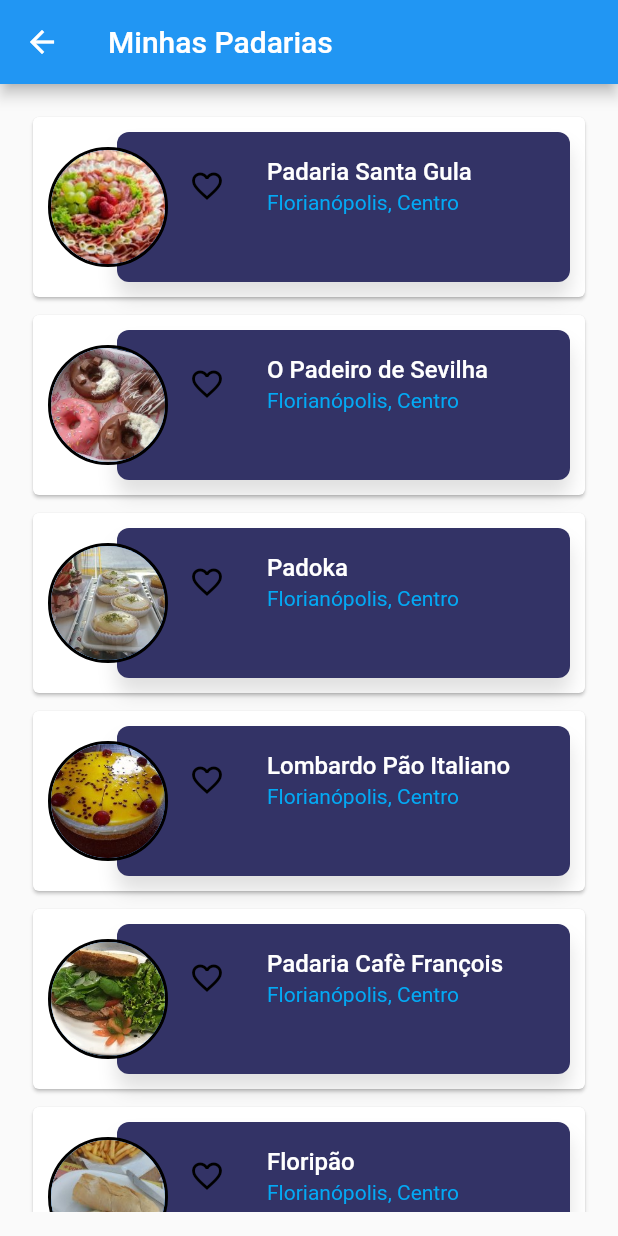
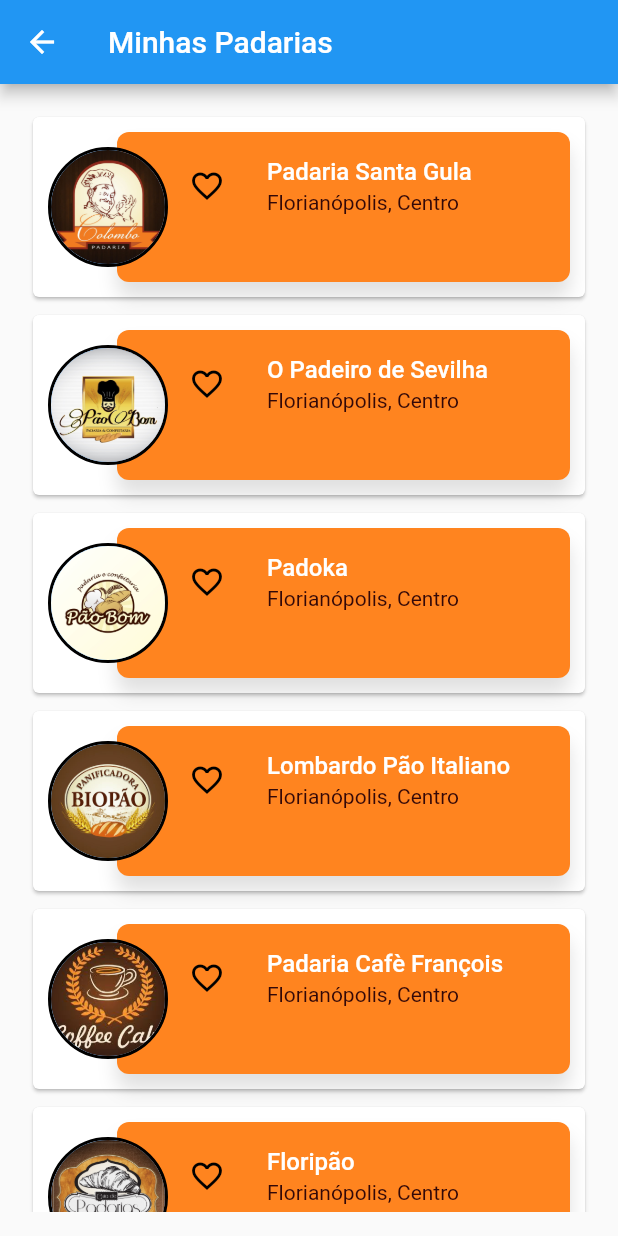
Before and after one commit to piabao/i_love_pao, a Flutter app: the backerList screen opened by its route, on a phone screen of 412 x 824 dp. Run offline on Flutter 3.47's test engine with Material 2 defaults, Android fonts, the phone set to English and light mode, and no system bars.

Commit message:
More changes ...

```diff
--- a/lib/database/backerListMock.dart
+++ b/lib/database/backerListMock.dart
@@ -11,22 +11,22 @@
     addr.city = 'Florianópolis';
     addr.district = 'Centro';
 
-    Backer bk1 = new Backer('Padaria Santa Gula', 'images/backer_0001.jpg', addr);
+    Backer bk1 = new Backer('Padaria Santa Gula', 'images/backer_0001.jpg', 'images/fundo_0001.jpg', addr);
     _list.add(bk1);
 
-    Backer bk2 = new Backer('O Padeiro de Sevilha', 'images/backer_0004.jpg', addr);
+    Backer bk2 = new Backer('O Padeiro de Sevilha', 'images/backer_0004.jpg', 'images/fundo_0004.jpg',addr);
     _list.add(bk2);
 
-    Backer bk3 = new Backer('Padoka', 'images/backer_0005.jpg', addr);
+    Backer bk3 = new Backer('Padoka', 'images/backer_0005.jpg', 'images/fundo_0005.png', addr);
     _list.add(bk3);
 
-    Backer bk4 = new Backer('Lombardo Pão Italiano', 'images/backer_0003.jpg', addr);
+    Backer bk4 = new Backer('Lombardo Pão Italiano', 'images/backer_0003.jpg', 'images/fundo_0003.jpg',addr);
     _list.add(bk4);
 
-    Backer bk5 = new Backer('Padaria Cafè François', 'images/backer_0002.jpg', addr);
+    Backer bk5 = new Backer('Padaria Cafè François', 'images/backer_0002.jpg', 'images/fundo_0002.jpg',addr);
     _list.add(bk5);
 
-    Backer bk6 = new Backer('Floripão', 'images/backer_0006.jpg', addr);
+    Backer bk6 = new Backer('Floripão', 'images/backer_0006.jpg', 'images/fundo_0006.jpg',addr);
     _list.add(bk6);
 
     return _list;
--- a/lib/model/backer.dart
+++ b/lib/model/backer.dart
@@ -5,11 +5,19 @@
   String _icon;
   Address _address;
   bool _favorite = false;
+  String _detailImage;
 
-  Backer(String name, String icon, Address add){
+  Backer(String name, String icon, String detailImage, Address add){
+    this._detailImage = detailImage;
     this._address = add;
     this._name = name;
     this._icon = icon;
+  }
+
+  String get detailImage => _detailImage;
+
+  set detailImage(String value) {
+    _detailImage = value;
   }
 
   Address get address => _address;
--- a/lib/screens/backer_list.dart
+++ b/lib/screens/backer_list.dart
@@ -88,7 +88,7 @@
       height: 124.0,
       margin: new EdgeInsets.only(left: 46.0),
       decoration: new BoxDecoration(
-        color: new Color(0xFF333366),
+        color: new Color(0xFFff841f),//(0xFF333366),
         shape: BoxShape.rectangle,
         borderRadius: new BorderRadius.circular(8.0),
         boxShadow: <BoxShadow>[
@@ -104,10 +104,10 @@
         leading: new IconButton(
             icon: item.favorite ? new Icon(Icons.favorite): new Icon(Icons.favorite_border),
             onPressed: (){onFavorite();},
-            color: item.favorite ? Colors.red : Colors.black,
+            color: item.favorite ? new Color(0xFFe50000) : Colors.black,
             ),
         title: new Text(item.name, style: new TextStyle(color: Colors.white, fontWeight: FontWeight.w500),),
-        subtitle: new Text(item.address.city+', '+item.address.district, style: new TextStyle(color: Colors.lightBlue)),
+        subtitle: new Text(item.address.city+', '+item.address.district, style: new TextStyle(color: new Color(0xFF330808))),
       ),
     );
   }
--- a/pubspec.yaml
+++ b/pubspec.yaml
@@ -35,6 +35,12 @@
    - images/backer_0004.jpg
    - images/backer_0005.jpg
    - images/backer_0006.jpg
+   - images/fundo_0001.jpg
+   - images/fundo_0002.jpg
+   - images/fundo_0003.jpg
+   - images/fundo_0004.jpg
+   - images/fundo_0005.png
+   - images/fundo_0006.jpg
   #  - images/a_dot_ham.jpeg
 
   # An image asset can refer to one or more resolution-specific "variants", see
```
Also changed, not shown: lib/screens/backer_detail.dart (+9 -21 lines), images/backer_0001.jpg, images/backer_0002.jpg, images/backer_0003.jpg, images/backer_0004.jpg, images/backer_0005.jpg, images/backer_0006.jpg, images/fundo_0001.jpg (added), images/fundo_0002.jpg (added), images/fundo_0003.jpg (added), images/fundo_0004.jpg (added), images/fundo_0005.png (added), images/fundo_0006.jpg (added).
